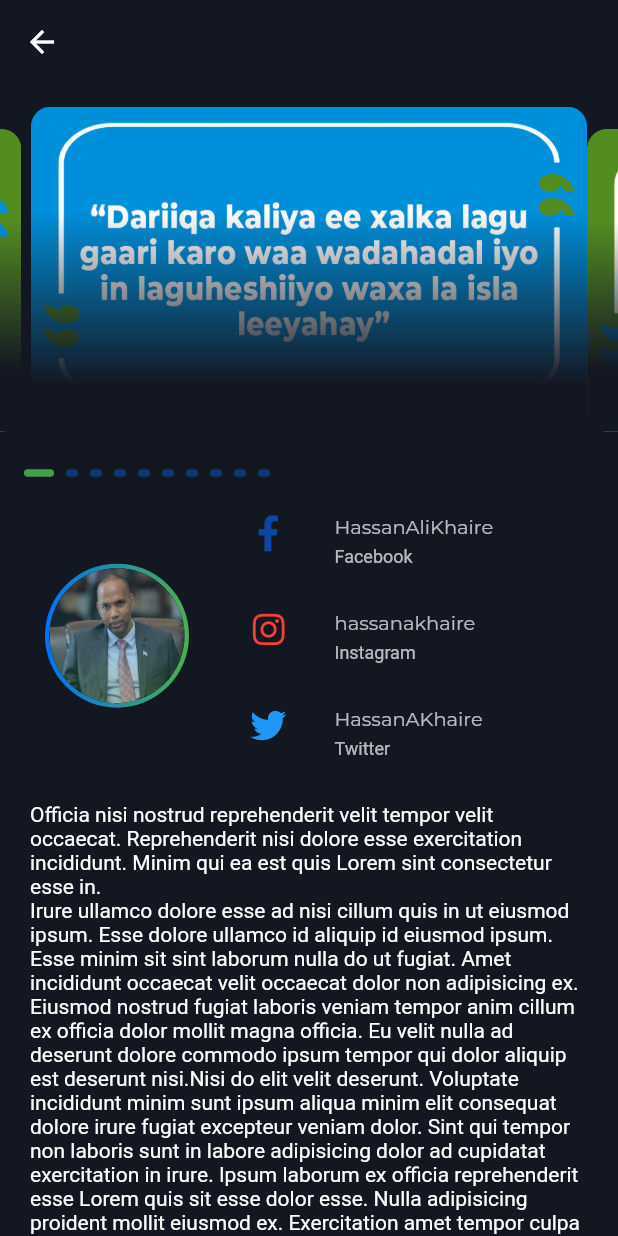
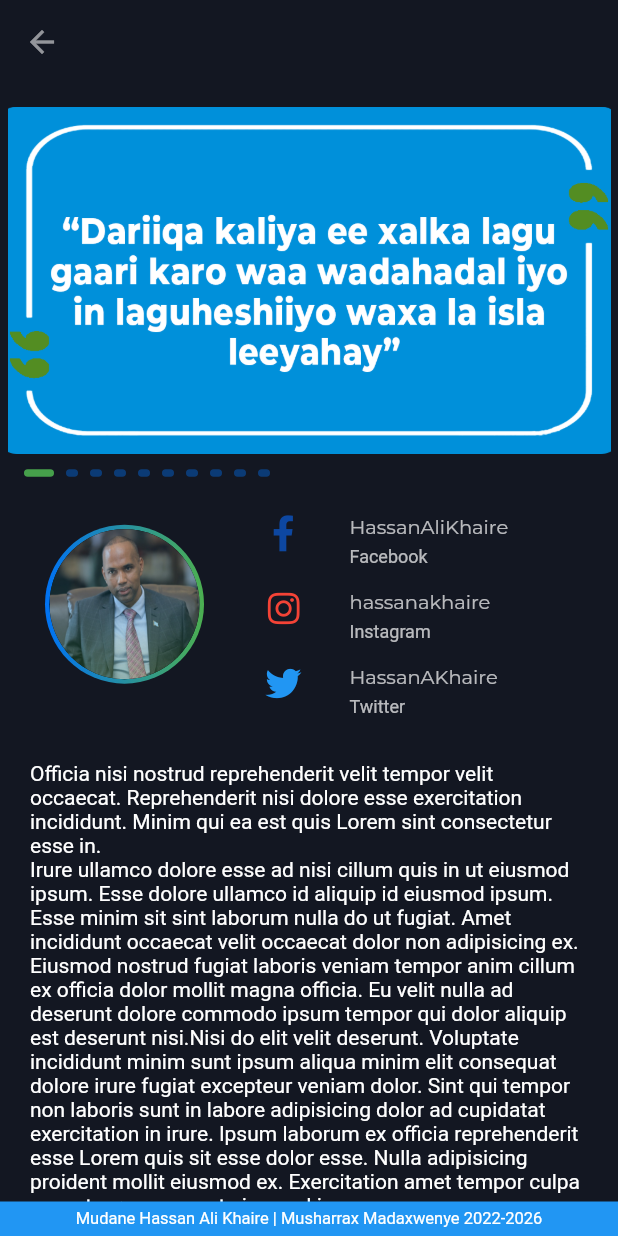
Before and after one commit to mojafa/recordapp, a Flutter app: the AboutScreen screen opened directly, on a phone screen of 412 x 824 dp. Run offline on Flutter 3.47's test engine with Material 2 defaults, Android fonts, the light colour scheme and no system bars; drawn by our look-alikes of carousel_slider; our stand-ins replace assets_audio_player, cached_network_image, cloud_firestore, dio, file_picker, firebase_auth and 15 more; missing offline and left inert: global_configuration; accounts and stored records are empty; generated files the repository leaves out were written again; network calls fail; statements that could not run were skipped.

Commit message:
User app complete

```diff
--- a/lib/screens/album/AlbumsScreen.dart
+++ b/lib/screens/album/AlbumsScreen.dart
@@ -48,7 +48,7 @@ class AlbumsScreen extends StatelessWidget with BaseMixins {
               2,
               'Hordhac',
               audio2,
-              'https://firebasestorage.googleapis.com/v0/b/audio-project-b56de.appspot.com/o/Intro_2.mp3?alt=media&token=801935ac-6f81-46df-ab78-375db3781250',
+              'https://firebasestorage.googleapis.com/v0/b/audio-project-b56de.appspot.com/o/Intro_2.mp3?alt=media&token=0c8324de-7e60-4844-b38c-97746769ecb5',
               'https://firebasestorage.googleapis.com/v0/b/audio-project-b56de.appspot.com/o/intro_2.png?alt=media&token=d1f82f09-8e16-4547-ac4c-a2fa2dba9a36',
               null,
               '2022-03-06T08:09:24.775929')
@@ -401,7 +401,7 @@ class AlbumsScreen extends StatelessWidget with BaseMixins {
                             ),
                           ),
                         ])),
-                    SizedBox(height: 20),
+                    SizedBox(height: 50),
                   ],
                 ),
               ),
--- a/lib/screens/contact/about_page.dart
+++ b/lib/screens/contact/about_page.dart
@@ -3,6 +3,7 @@ import 'package:flutter_icons/flutter_icons.dart';
 import 'package:font_awesome_flutter/font_awesome_flutter.dart';
 import 'package:record_app/config/AppColors.dart';
 import 'package:record_app/widgtes/track/my_carousel.dart';
+import 'package:url_launcher/url_launcher.dart';
 
 class AboutScreen extends StatelessWidget {
   const AboutScreen({Key key}) : super(key: key);
@@ -11,10 +12,13 @@ class AboutScreen extends StatelessWidget {
   Widget build(BuildContext context) {
     return Scaffold(
         appBar: AppBar(
+          iconTheme: IconThemeData(color: Theme.of(context).iconTheme.color),
           elevation: 0,
           backgroundColor: Theme.of(context).scaffoldBackgroundColor,
         ),
-        body: ListView(
+        body: Stack(
+          children: [
+            ListView(
               children: [
                 SizedBox(
                   height: 15,
@@ -38,8 +42,9 @@ class AboutScreen extends StatelessWidget {
                         ]),
                       ),
                       child: CircleAvatar(
-                    radius: 45,
-                    backgroundImage: AssetImage('assets/images/title1.jpeg'),
+                        radius: 50,
+                        backgroundImage:
+                            AssetImage('assets/images/title1.jpeg'),
                       ),
                     ),
                     SizedBox(
@@ -53,11 +58,13 @@ class AboutScreen extends StatelessWidget {
                             icon: FontAwesomeIcons.instagram,
                             color: Colors.red,
                             socialMedia: 'Instagram',
+                            link: 'https://www.instagram.com/hassanakhaire',
                             handle: 'hassanakhaire'),
                         contactTile(
                           icon: FontAwesomeIcons.twitter,
                           color: Colors.blue,
                           handle: 'HassanAKhaire',
+                          link: 'https://twitter.com/HassanAKhaire',
                           socialMedia: 'Twitter',
                         ),
                       ],
@@ -65,7 +72,7 @@ class AboutScreen extends StatelessWidget {
                   ],
                 ),
                 SizedBox(
-              height: 15,
+                  height: 30,
                 ),
                 Container(
                   margin: EdgeInsets.symmetric(horizontal: 20),
@@ -73,7 +80,28 @@ class AboutScreen extends StatelessWidget {
                     '''Officia nisi nostrud reprehenderit velit tempor velit occaecat. Reprehenderit nisi dolore esse exercitation incididunt. Minim qui ea est quis Lorem sint consectetur esse in.
 Irure ullamco dolore esse ad nisi cillum quis in ut eiusmod ipsum. Esse dolore ullamco id aliquip id eiusmod ipsum. Esse minim sit sint laborum nulla do ut fugiat. Amet incididunt occaecat velit occaecat dolor non adipisicing ex. Eiusmod nostrud fugiat laboris veniam tempor anim cillum ex officia dolor mollit magna officia. Eu velit nulla ad deserunt dolore commodo ipsum tempor qui dolor aliquip est deserunt nisi.Nisi do elit velit deserunt. Voluptate incididunt minim sunt ipsum aliqua minim elit consequat dolore irure fugiat excepteur veniam dolor. Sint qui tempor non laboris sunt in labore adipisicing dolor ad cupidatat exercitation in irure. Ipsum laborum ex officia reprehenderit esse Lorem quis sit esse dolor esse. Nulla adipisicing proident mollit eiusmod ex. Exercitation amet tempor culpa excepteur consequat eiusmod ipsum.''',
                   ),
-            )
+                ),
+                SizedBox(
+                  height: 40,
+                ),
+              ],
+            ),
+            Positioned(
+                left: 0,
+                right: 0,
+                bottom: 0,
+                child: Container(
+                  color: Colors.blue,
+                  padding: EdgeInsets.symmetric(vertical: 5),
+                  child: Center(
+                    child: Text(
+                        'Mudane Hassan Ali Khaire | Musharrax Madaxwenye 2022-2026',
+                        style: TextStyle(
+                          color: Colors.white,
+                          fontSize: 11,
+                        )),
+                  ),
+                ))
           ],
         ));
   }
@@ -84,7 +112,16 @@ Irure ullamco dolore esse ad nisi cillum quis in ut eiusmod ipsum. Esse dolore u
       String link,
       Color color,
       IconData icon}) {
-    return ListTile(
+    return SizedBox(
+      height: 50,
+      child: ListTile(
+        onTap: () {
+          if (link != null) {
+            launch(link);
+          } else {
+            launch('https://www.facebook.com/HassanAliKhaire');
+          }
+        },
         dense: true,
         leading: Icon(
           icon ?? FontAwesome.facebook,
@@ -92,6 +129,7 @@ Irure ullamco dolore esse ad nisi cillum quis in ut eiusmod ipsum. Esse dolore u
         ),
         subtitle: Text(socialMedia ?? 'Facebook'),
         title: Text(handle ?? 'HassanAliKhaire'),
+      ),
     );
   }
 }
--- a/lib/widgtes/track/TrackBottomBar.dart
+++ b/lib/widgtes/track/TrackBottomBar.dart
@@ -141,7 +141,7 @@ class _TrackBottomBarState extends State<TrackBottomBar>
                                     if (playerProvider.isLastTrack(
                                         playerProvider.currentIndex + 1))
                                       return;
-                                    playerProvider.next();
+                                    // playerProvider.next();
                                     setState(() {});
                                   },
                                 )
--- a/lib/widgtes/track/TrackCarousel/TrackCarouselTile.dart
+++ b/lib/widgtes/track/TrackCarousel/TrackCarouselTile.dart
@@ -40,7 +40,7 @@ class TrackCarouselTile extends StatelessWidget {
                   ),
                   subtitle: Transform(
                     transform: Matrix4.translationValues(-12, 0.0, 0.0),
-                    child: Text('Admin',
+                    child: Text('Hassan Khaire',
                         style: TextStyle(
                           fontSize: 12,
                         )),
--- a/lib/widgtes/track/my_carousel.dart
+++ b/lib/widgtes/track/my_carousel.dart
@@ -47,7 +47,7 @@ class _TopCarouselState extends State<TopCarousel> {
           options: CarouselOptions(
             //height: 400,
             aspectRatio: 16 / 9,
-            viewportFraction: 0.9,
+            viewportFraction: widget.isAbout ? 1 : 0.9,
             enlargeCenterPage: true,
             enableInfiniteScroll: true,
             enlargeStrategy: CenterPageEnlargeStrategy.height,
@@ -59,15 +59,19 @@ class _TopCarouselState extends State<TopCarousel> {
           itemBuilder: (context, index, realIndex) {
             final urlImage =
                 widget.isAbout ? urlImagesAbout[index] : urlImages[index];
-            return BaseImage(
+            return Container(
+              margin:
+                  widget.isAbout ? EdgeInsets.symmetric(horizontal: 5.0) : null,
+              child: BaseImage(
                 imageUrl: urlImage,
                 isAsset: true,
                 height: size.height * 0.33,
                 width: size.width,
                 radius: 0,
-              overlay: true,
+                overlay: !widget.isAbout,
                 overlayOpacity: 0.001,
                 overlayStops: [0.3, 0.8],
+              ),
             );
           },
         ),
--- a/pubspec.yaml
+++ b/pubspec.yaml
@@ -57,6 +57,7 @@ dependencies:
   share_plus: ^3.1.0
   shared_preferences: ^2.0.5
   toast: ^0.1.5
+  url_launcher: ^6.0.20
   video_player: ^2.2.19
 
 dev_dependencies:
```
Also changed, not shown: lib/firebase_options.dart, pubspec.lock, 2 other files. Lines whose indentation alone changed are shown as unchanged.
